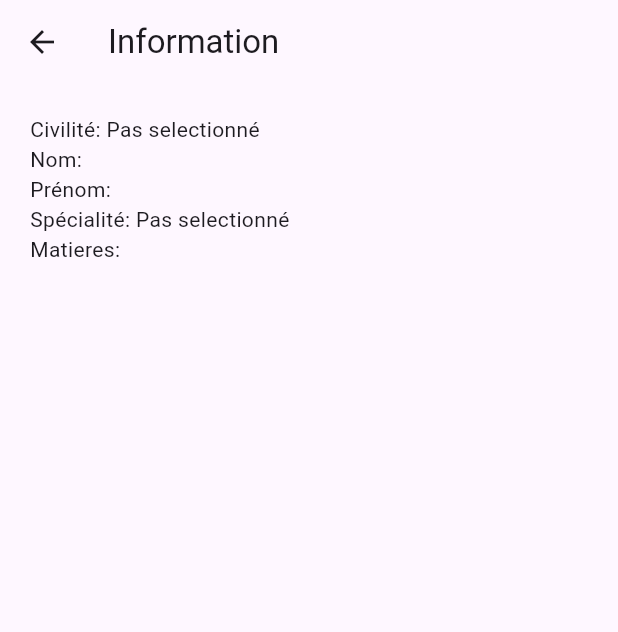
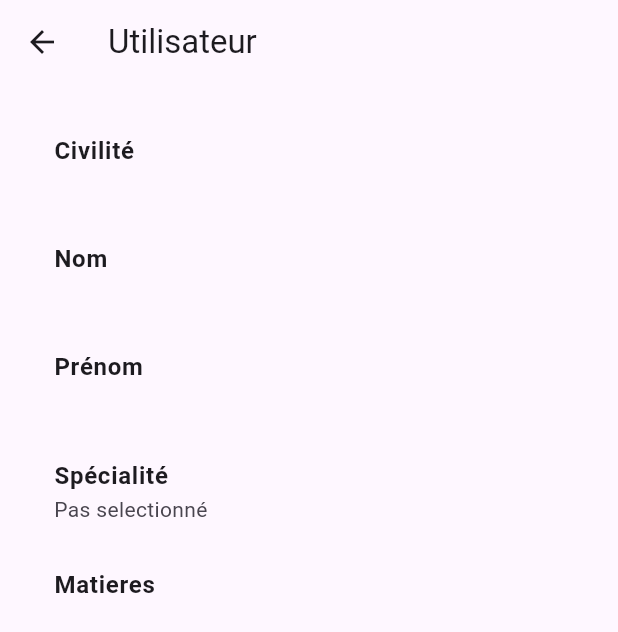
Before and after one commit to azizbna/flutter_from, a Flutter app: the screen it shows after launch, after a tap on "Afficher", on a phone screen of 412 x 824 dp. Shown: the top 632 px of the screen. Run offline on Flutter 3.47's test engine with Material 3 defaults, Android fonts, the phone set to English and light mode, and no system bars.

Commit message:
Publish memory CRUD Version

```diff
--- a/lib/main.dart
+++ b/lib/main.dart
@@ -1,8 +1,14 @@
+// main.dart
 import 'package:flutter/material.dart';
+import 'package:formproj/screens/info_page.dart';
+import 'package:formproj/screens/user_list.dart';
+import 'models/user_info.dart';
 
 void main() {
   runApp(const MyApp());
 }
+
+List<UserInfo> users = [];
 
 class MyApp extends StatelessWidget {
   const MyApp({Key? key}) : super(key: key);
@@ -19,13 +25,20 @@ class MyApp extends StatelessWidget {
           ),
         ),
       ),
-      home: const MyHomePage(),
+      home: MyHomePage(),
     );
   }
 }
 
 class MyHomePage extends StatefulWidget {
-  const MyHomePage({Key? key}) : super(key: key);
+  final UserInfo? user;
+  final Function(UserInfo) onEdit;
+
+  MyHomePage({Key? key, this.user, Function(UserInfo)? onEdit})
+      : onEdit = onEdit ?? _defaultOnEdit,
+        super(key: key);
+
+  static void _defaultOnEdit(UserInfo editedUser) {}
 
   @override
   _MyHomePageState createState() => _MyHomePageState();
@@ -34,16 +47,50 @@ class MyHomePage extends StatefulWidget {
 class _MyHomePageState extends State<MyHomePage> {
   String nom = '';
   String prenom = '';
-  String? civilite;
+  String? civilite='';
   String? specialite;
   List<String> matieres = [];
   final List<String> specialiteOptions = ['DSI', 'MDW', 'IOT'];
+  TextEditingController nomController = TextEditingController();
+  TextEditingController prenomController = TextEditingController();
+  @override
+  void initState() {
+    super.initState();
+
+    if (widget.user != null) {
+      // Load user info if in editing mode
+      nomController.text = widget.user!.nom;
+      prenomController.text = widget.user!.prenom;
+      civilite = widget.user!.civilite ?? '';
+      specialite = widget.user!.specialite ?? null; // Initialize specialite if not null
+
+      // Initialize matieres checkboxes based on user's selections
+      for (String matiere in ['Java', 'Algo', 'Android', 'Python']) {
+        if (widget.user!.matieres.contains(matiere)) {
+          matieres.add(matiere);
+        }
+      }
+    }
+  }
 
   @override
   Widget build(BuildContext context) {
     return Scaffold(
       appBar: AppBar(
         title: const Text('Formulaire Flutter'),
+        actions: [
+          IconButton(
+            icon: Icon(Icons.list),
+            onPressed: () {
+              Navigator.push(
+                context,
+                MaterialPageRoute(
+                  builder: (context) => UserListPage(),
+                ),
+              );
+            },
+          ),
+        ],
       ),
       body: SingleChildScrollView(
         padding: const EdgeInsets.all(20.0), // Increased padding
@@ -51,8 +98,9 @@ class _MyHomePageState extends State<MyHomePage> {
           crossAxisAlignment: CrossAxisAlignment.stretch, // Stretch the widgets
           children: [
             _buildCiviliteField(),
-            _buildTextField('Nom', (value) => nom = value),
-            _buildTextField('Prénom', (value) => prenom = value),
+            _buildTextField('Nom', (value) => nom = value, nomController),
+            _buildTextField(
+                'Prénom', (value) => prenom = value, prenomController),
             _buildDropdownField('Spécialité', specialite, specialiteOptions,
                     (value) {
                   setState(() {
@@ -60,16 +108,49 @@ class _MyHomePageState extends State<MyHomePage> {
                   });
                 }),
             _buildMatieresField(),
-            const SizedBox(height: 20.0), // Space before the button
+            SizedBox(height: 20.0),
             ElevatedButton(
-              onPressed: _showInfo,
+              onPressed: () {
+                if (widget.user != null) {
+                  // Editing mode: update the user
+                  UserInfo editedUser = UserInfo(
+                    civilite: civilite,
+                    nom: nom,
+                    prenom: prenom,
+                    specialite: specialite,
+                    matieres: List.from(matieres),
+                  );
+                  widget.onEdit(editedUser); // Pass the edited user to the onEdit function
+                } else {
+                  // Creating a new user: save the user
+                  _saveUser();
+                }
+                _clearForm();
+              },
+              child: const Text('Enregistrer'),
               style: ElevatedButton.styleFrom(
-                padding: const EdgeInsets.symmetric(vertical: 15.0, horizontal: 20.0), // More padding
+                padding: const EdgeInsets.symmetric(
+                  vertical: 15.0,
+                  horizontal: 20.0,
+                ),
                 shape: RoundedRectangleBorder(
                   borderRadius: BorderRadius.circular(20.0),
                 ),
               ),
+            ),
+            Padding(
+              padding: const EdgeInsets.symmetric(vertical: 8.0),
+            ), // Space before the button
+            ElevatedButton(
+              onPressed: _showInfo,
               child: const Text('Afficher'),
+              style: ElevatedButton.styleFrom(
+                padding: const EdgeInsets.symmetric(
+                    vertical: 15.0, horizontal: 20.0), // More padding
+                shape: RoundedRectangleBorder(
+                  borderRadius: BorderRadius.circular(20.0),
+                ),
+              ),
             ),
           ],
         ),
@@ -83,7 +164,11 @@ class _MyHomePageState extends State<MyHomePage> {
       children: [
         Padding(
           padding: const EdgeInsets.symmetric(vertical: 8.0),
-          child: Text('Civilité', style: Theme.of(context).textTheme.titleLarge),
+          child:
+          Text('Civilité', style: Theme
+              .of(context)
+              .textTheme
+              .titleLarge),
         ),
         Row(
           children: [
@@ -96,7 +181,7 @@ class _MyHomePageState extends State<MyHomePage> {
                 });
               },
             ),
-            const Text('Mr.'),
+            Text('Mr.'),
             Radio<String>(
               value: 'Mme.',
               groupValue: civilite,
@@ -106,7 +191,7 @@ class _MyHomePageState extends State<MyHomePage> {
                 });
               },
             ),
-            const Text('Mme.'),
+            Text('Mme.'),
             Radio<String>(
               value: 'Mlle.',
               groupValue: civilite,
@@ -116,7 +201,7 @@ class _MyHomePageState extends State<MyHomePage> {
                 });
               },
             ),
-            const Text('Mlle.'),
+            Text('Mlle.'),
           ],
         ),
       ],
@@ -130,7 +215,10 @@ class _MyHomePageState extends State<MyHomePage> {
       children: [
         Padding(
           padding: const EdgeInsets.symmetric(vertical: 8.0),
-          child: Text(label, style: Theme.of(context).textTheme.titleLarge),
+          child: Text(label, style: Theme
+              .of(context)
+              .textTheme
+              .titleLarge),
         ),
         DropdownButton<String>(
           value: value,
@@ -138,32 +226,40 @@ class _MyHomePageState extends State<MyHomePage> {
           onChanged: onChanged,
           items: options
               .map<DropdownMenuItem<String>>(
-                  (value) => DropdownMenuItem<String>(
-                value: value,
-                child: Text(value),
-              ))
+                  (value) =>
+                  DropdownMenuItem<String>(
+                    value: value,
+                    child: Text(value),
+                  ))
               .toList(),
         ),
       ],
     );
   }
 
-  Widget _buildTextField(String label, ValueChanged<String> onChanged) {
+  Widget _buildTextField(String label,
+      ValueChanged<String> onChanged,
+      TextEditingController controller, // Add this parameter
+      ) {
     return Column(
       crossAxisAlignment: CrossAxisAlignment.start,
       children: [
         Padding(
           padding: const EdgeInsets.symmetric(vertical: 8.0),
-          child: Text(label, style: Theme.of(context).textTheme.titleLarge),
+          child: Text(label, style: Theme
+              .of(context)
+              .textTheme
+              .titleLarge),
         ),
         TextField(
+          controller: controller, // Assign the controller here
           onChanged: onChanged,
           decoration: InputDecoration(
             labelText: label,
             border: OutlineInputBorder(
-              borderRadius: BorderRadius.circular(15.0), // Rounded corners
+              borderRadius: BorderRadius.circular(15.0),
             ),
-            contentPadding: const EdgeInsets.all(15.0), // Padding inside
+            contentPadding: EdgeInsets.all(15.0),
           ),
         ),
       ],
@@ -176,17 +272,22 @@ class _MyHomePageState extends State<MyHomePage> {
       children: [
         Padding(
           padding: const EdgeInsets.symmetric(vertical: 8.0),
-          child: Text('Matieres', style: Theme.of(context).textTheme.titleLarge),
+          child:
+          Text('Matieres', style: Theme
+              .of(context)
+              .textTheme
+              .titleLarge),
         ),
         ...['Java', 'Algo', 'Android', 'Python'].map((value) {
+          bool isSelected = matieres.contains(value);
           return CheckboxListTile(
             title: Text(value),
-            value: matieres.contains(value),
+            value: isSelected,
             onChanged: (checked) {
               setState(() {
-                if (checked == true) {
+                if (checked == true && !matieres.contains(value)) {
                   matieres.add(value);
-                } else {
+                } else if (checked == false && matieres.contains(value)) {
                   matieres.remove(value);
                 }
               });
@@ -198,55 +299,43 @@ class _MyHomePageState extends State<MyHomePage> {
   }
 
   void _showInfo() {
+    UserInfo user = new UserInfo(
+        civilite: civilite,
+        nom: nom,
+        prenom: prenom,
+        specialite: specialite,
+        matieres: matieres);
     Navigator.push(
       context,
       MaterialPageRoute(
-        builder: (context) => InfoPage(
-          civilite: civilite,
-          nom: nom,
-          prenom: prenom,
-          specialite: specialite,
-          matieres: matieres,
-        ),
+        builder: (context) => UserInfoPage(user: user),
       ),
     );
   }
-}
 
-class InfoPage extends StatelessWidget {
-  final String? civilite;
-  final String nom;
-  final String prenom;
-  final String? specialite;
-  final List<String> matieres;
+  void _saveUser() {
+    UserInfo editedUser = UserInfo(
+      civilite: civilite,
+      nom: nom,
+      prenom: prenom,
+      specialite: specialite,
+      matieres: List.from(matieres),
+    );
+    print(users);
+    setState(() {
+      users.add(editedUser); // Add the edited user to the list
+    });
+  }
 
-  const InfoPage({super.key,
-    required this.civilite,
-    required this.nom,
-    required this.prenom,
-    required this.specialite,
-    required this.matieres,
-  });
-
-  @override
-  Widget build(BuildContext context) {
-    return Scaffold(
-      appBar: AppBar(
-        title: const Text('Information'),
-      ),
-      body: SingleChildScrollView(
-        padding: const EdgeInsets.all(20.0),
-        child: Column(
-          crossAxisAlignment: CrossAxisAlignment.start,
-          children: [
-            Text('Civilité: ${civilite ?? "Pas selectionné"}'),
-            Text('Nom: $nom'),
-            Text('Prénom: $prenom'),
-            Text('Spécialité: ${specialite ?? "Pas selectionné"}'),
-            Text('Matieres: ${matieres.join(', ')}'),
-          ],
-        ),
-      ),
-    );
+  void _clearForm() {
+    Future.delayed(const Duration(milliseconds: 150), () {
+      setState(() {
+        civilite = null;
+        specialite = null;
+      });
+      matieres.clear();
+      nomController.clear();
+      prenomController.clear();
+    });
   }
 }
--- /dev/null
+++ b/lib/models/user_info.dart
@@ -0,0 +1,17 @@
+List<UserInfo> userList = [];
+
+class UserInfo {
+  final String? civilite;
+  final String nom;
+  final String prenom;
+  final String? specialite;
+  final List<String> matieres;
+
+  UserInfo({
+    this.civilite,
+    required this.nom,
+    required this.prenom,
+    this.specialite,
+    required this.matieres,
+  });
+}
--- a/lib/screens/info_page.dart
+++ b/lib/screens/info_page.dart
@@ -1,41 +1,76 @@
-// info_page.dart
+// user_info_page.dart
 
 import 'package:flutter/material.dart';
+import '../models/user_info.dart';
 
-class InfoPage extends StatelessWidget {
-  final String? civilite;
-  final String nom;
-  final String prenom;
-  final String? specialite;
-  final List<String> matieres;
+class UserInfoPage extends StatelessWidget {
+  final UserInfo? user;
 
-  const InfoPage({super.key,
-    required this.civilite,
-    required this.nom,
-    required this.prenom,
-    required this.specialite,
-    required this.matieres,
-  });
+  UserInfoPage({required this.user});
 
   @override
   Widget build(BuildContext context) {
     return Scaffold(
       appBar: AppBar(
-        title: const Text('Information'),
+        title: Text('Utilisateur'),
       ),
-      body: SingleChildScrollView(
-        padding: const EdgeInsets.all(20.0),
-        child: Column(
-          crossAxisAlignment: CrossAxisAlignment.start,
-          children: [
-            Text('Civilité: ${civilite ?? "Pas selectionné"}'),
-            Text('Nom: $nom'),
-            Text('Prénom: $prenom'),
-            Text('Spécialité: ${specialite ?? "Pas selectionné"}'),
-            Text('Matieres: ${matieres.join(', ')}'),
-          ],
-        ),
+      body: user != null
+          ? buildUserInfo(user!)
+          : Center(
+        child: Text('User information not found.'),
       ),
     );
   }
+
+  Widget buildUserInfo(UserInfo userInfo) {
+    return Container(
+      padding: EdgeInsets.all(20.0),
+      child: Column(
+        crossAxisAlignment: CrossAxisAlignment.start,
+        children: [
+          ListTile(
+            title: Text(
+              'Civilité',
+              style: TextStyle(fontWeight: FontWeight.bold),
+            ),
+            subtitle: Text(userInfo.civilite ?? 'Pas selectionné'),
+          ),
+          ListTile(
+            title: Text(
+              'Nom',
+              style: TextStyle(fontWeight: FontWeight.bold),
+            ),
+            subtitle: Text(userInfo.nom),
+          ),
+          ListTile(
+            title: Text(
+              'Prénom',
+              style: TextStyle(fontWeight: FontWeight.bold),
+            ),
+            subtitle: Text(userInfo.prenom ?? 'Pas selectionné'),
+          ),
+          ListTile(
+            title: Text(
+              'Spécialité',
+              style: TextStyle(fontWeight: FontWeight.bold),
+            ),
+            subtitle: Text(userInfo.specialite ?? 'Pas selectionné'),
+          ),
+          ListTile(
+            title: Text(
+              'Matieres',
+              style: TextStyle(fontWeight: FontWeight.bold),
+            ),
+            subtitle: Column(
+              crossAxisAlignment: CrossAxisAlignment.start,
+              children: userInfo.matieres
+                  .map((matiere) => Text('• $matiere'))
+                  .toList(),
+            ),
+          ),
+        ],
+      ),
+    );
+  }
+
 }
```
Also changed, not shown: lib/screens/user_list.dart (added, +91 -0 lines), pubspec.lock.
